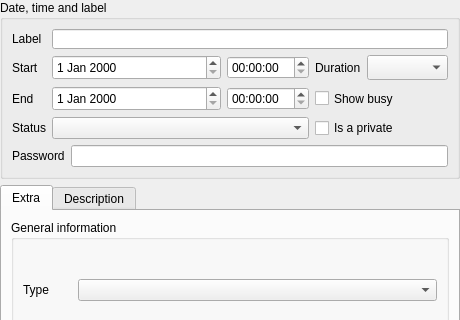
First picture: the form in libs/calendar/item_editor_widget.ui, repository FreeHealth/freehealth, before the edit; both pictures show x 0 to 460 and y 0 to 320 of the 460 by 473 pixel window.
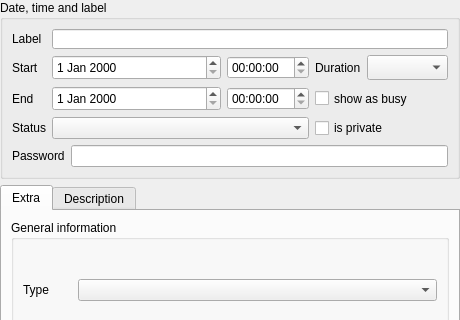
Second picture: the form after the edit.

The edit to the form file:
```diff
--- a/libs/calendar/item_editor_widget.ui
+++ b/libs/calendar/item_editor_widget.ui
@@ -155,7 +155,7 @@
          </size>
         </property>
         <property name="text">
-         <string>Show busy</string>
+         <string>show as busy</string>
         </property>
        </widget>
       </item>
@@ -302,7 +302,7 @@
          </size>
         </property>
         <property name="text">
-         <string>Is a private</string>
+         <string>is private</string>
         </property>
        </widget>
       </item>
```
